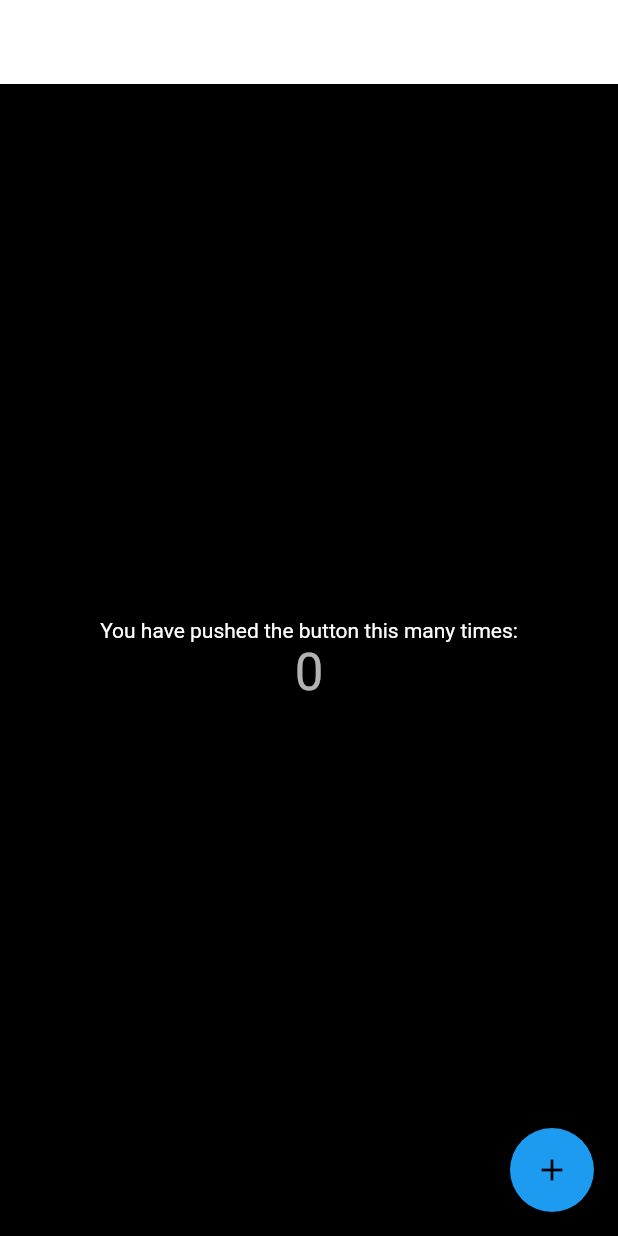
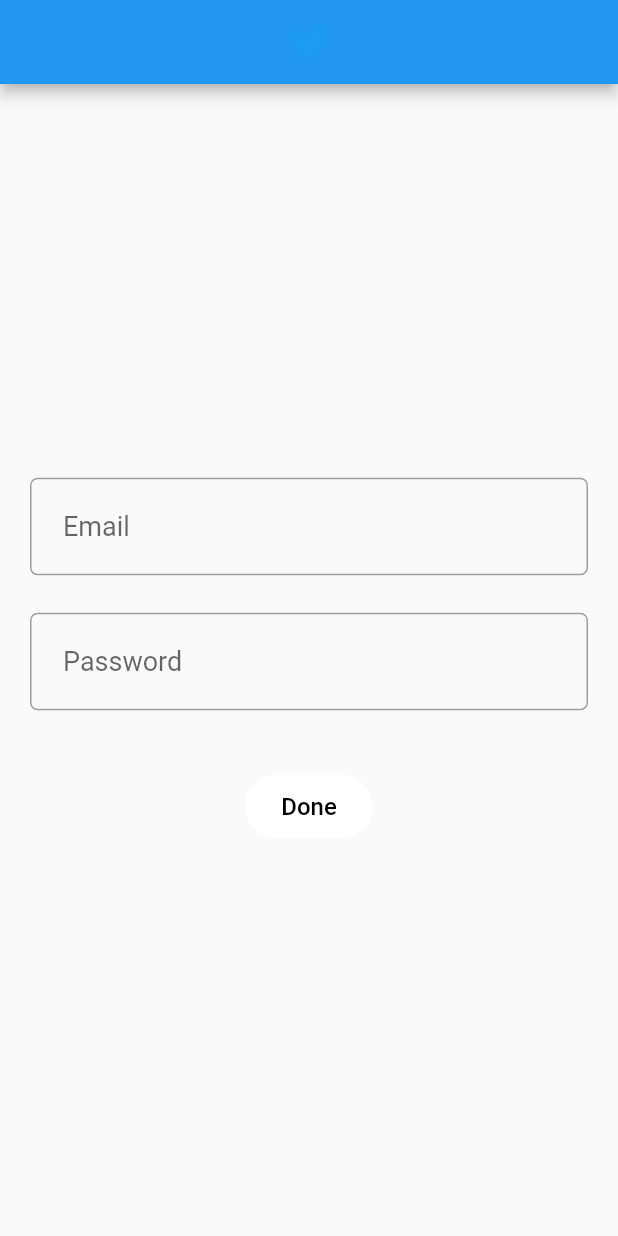
Before and after one commit to S-Sheikh/twitter_clone, a Flutter app: the screen it shows after launch, on a phone screen of 412 x 824 dp. Run offline on Flutter 3.47's test engine with Material 2 defaults, Android fonts, the phone set to English and light mode, and no system bars; our stand-ins replace flutter_svg; statements that could not run were skipped.

Commit message:
14/08/2023

```diff
--- /dev/null
+++ b/lib/common/rounded_small_button.dart
@@ -0,0 +1,28 @@
+import 'package:flutter/material.dart';
+
+class RoundedSmallButton extends StatelessWidget {
+  final VoidCallback onTap;
+  final String label;
+  final Color backgroundColor;
+  final Color textColor;
+
+  const RoundedSmallButton({
+    super.key,
+    required this.onTap,
+    required this.label,
+    required this.backgroundColor,
+    required this.textColor,
+    });
+
+  @override
+  Widget build(BuildContext context) {
+    return Chip(
+      label: Text(label,style: TextStyle(
+        color: textColor,
+        fontSize: 16
+      ),),
+        backgroundColor: backgroundColor,
+        labelPadding: const EdgeInsets.symmetric(horizontal: 20,vertical: 5),
+    );
+  }
+}
--- /dev/null
+++ b/lib/constants/ui_constants.dart
@@ -0,0 +1,17 @@
+import 'package:flutter/material.dart';
+import 'asset_constants.dart';
+import 'package:flutter_svg/flutter_svg.dart';
+import 'package:twitter_clone/theme/pallete.dart';
+
+class UIConstants{
+  static AppBar appBar(){
+        return AppBar(
+          title: SvgPicture.asset(
+          AssetsConstants.twitterLogo,
+          color: Pallete.blueColor,
+          height: 30,
+        ),
+      centerTitle: true,
+    );
+  }
+}
--- a/lib/features/auth/view/login_view.dart
+++ b/lib/features/auth/view/login_view.dart
@@ -0,0 +1,57 @@
+import 'package:flutter/material.dart';
+import 'package:twitter_clone/common/rounded_small_button.dart';
+import 'package:twitter_clone/constants/ui_constants.dart';
+import 'package:twitter_clone/features/auth/widgets/auth_field.dart';
+import 'package:twitter_clone/theme/pallete.dart';
+
+class LoginView extends StatefulWidget {
+  const LoginView({super.key});
+
+  @override
+  State<LoginView> createState() => _LoginViewState();
+}
+
+class _LoginViewState extends State<LoginView> {
+  final appbar = UIConstants.appBar();
+  final emailController = TextEditingController();
+  final passWordController = TextEditingController();
+
+  @override
+  void dispose() {
+    super.dispose();
+    emailController.dispose();
+    passWordController.dispose();
+  }
+
+  @override
+  Widget build(BuildContext context) {
+    return  Scaffold(
+      appBar: appbar,
+      body: Center(
+        child: SingleChildScrollView(
+          child: Padding(
+            padding:const EdgeInsets.symmetric(horizontal: 20),
+            child: Column(
+              children: [
+                AuthField(controller: emailController,hintText: 'Email'),
+                const SizedBox(height: 25 ,),
+                AuthField(controller: passWordController,hintText: 'Password'),
+                const SizedBox(height: 40 ,),
+                RoundedSmallButton(onTap: () {}, label: 'Done',backgroundColor: Pallete.whiteColor,textColor: Pallete.backgroundColor,)
+              ],
+            ),
+            ),
+        ),
+      ),
+    );
+  }
+}
+
+class ReUsableAppBar extends StatelessWidget {
+  const ReUsableAppBar({super.key});
+
+  @override
+  Widget build(BuildContext context) {
+    return  AppBar();
+  }
+}
--- /dev/null
+++ b/lib/features/auth/widgets/auth_field.dart
@@ -0,0 +1,35 @@
+import 'package:flutter/material.dart';
+import 'package:twitter_clone/theme/pallete.dart';
+
+class AuthField extends StatelessWidget {
+  final TextEditingController controller;
+  final String hintText;
+  const AuthField({super.key, required this.controller,required this.hintText});
+  @override
+  Widget build(BuildContext context) {
+    return TextFormField(
+      controller: controller,
+      decoration: InputDecoration(
+        focusedBorder: OutlineInputBorder(
+          borderRadius: BorderRadius.circular(5),
+          borderSide: const BorderSide(
+            color: Pallete.blueColor,
+            width: 3
+          )
+        ),
+        enabledBorder: OutlineInputBorder(
+          borderRadius: BorderRadius.circular(5),
+          borderSide: const BorderSide(
+            color: Pallete.greyColor,
+
+          )
+        ),
+        contentPadding: const EdgeInsets.all(22),
+        hintText: hintText,
+        hintStyle: const TextStyle(
+          fontSize: 18
+        )
+      ),
+    );
+  }
+}
--- a/lib/main.dart
+++ b/lib/main.dart
@@ -1,10 +1,11 @@
 import 'package:flutter/material.dart';
-import 'package:twitter_clone/theme/app_theme.dart';
+import 'package:twitter_clone/features/auth/view/login_view.dart';
+import 'package:twitter_clone/theme/theme.dart ';
 
 void main() {
   runApp(const MyApp());
 }
-
+//TODO Remove keep screen on in android manifest
 class MyApp extends StatelessWidget {
   const MyApp({super.key});
 
@@ -14,95 +15,7 @@ class MyApp extends StatelessWidget {
     return MaterialApp(
       title: 'Flutter Demo',
       theme: AppTheme.theme,
-      home: const MyHomePage(title: 'Flutter Demo Home Page'),
+      home: const LoginView(),
     );
   }
 }
-
-class MyHomePage extends StatefulWidget {
-  const MyHomePage({super.key, required this.title});
-
-  // This widget is the home page of your application. It is stateful, meaning
-  // that it has a State object (defined below) that contains fields that affect
-  // how it looks.
-
-  // This class is the configuration for the state. It holds the values (in this
-  // case the title) provided by the parent (in this case the App widget) and
-  // used by the build method of the State. Fields in a Widget subclass are
-  // always marked "final".
-
-  final String title;
-
-  @override
-  State<MyHomePage> createState() => _MyHomePageState();
-}
-
-class _MyHomePageState extends State<MyHomePage> {
-  int _counter = 0;
-
-  void _incrementCounter() {
-    setState(() {
-      // This call to setState tells the Flutter framework that something has
-      // changed in this State, which causes it to rerun the build method below
-      // so that the display can reflect the updated values. If we changed
-      // _counter without calling setState(), then the build method would not be
-      // called again, and so nothing would appear to happen.
-      _counter++;
-    });
-  }
-
-  @override
-  Widget build(BuildContext context) {
-    // This method is rerun every time setState is called, for instance as done
-    // by the _incrementCounter method above.
-    //
-    // The Flutter framework has been optimized to make rerunning build methods
-    // fast, so that you can just rebuild anything that needs updating rather
-    // than having to individually change instances of widgets.
-    return Scaffold(
-      appBar: AppBar(
-        // TRY THIS: Try changing the color here to a specific color (to
-        // Colors.amber, perhaps?) and trigger a hot reload to see the AppBar
-        // change color while the other colors stay the same.
-        backgroundColor: Theme.of(context).colorScheme.inversePrimary,
-        // Here we take the value from the MyHomePage object that was created by
-        // the App.build method, and use it to set our appbar title.
-        title: Text(widget.title),
-      ),
-      body: Center(
-        // Center is a layout widget. It takes a single child and positions it
-        // in the middle of the parent.
-        child: Column(
-          // Column is also a layout widget. It takes a list of children and
-          // arranges them vertically. By default, it sizes itself to fit its
-          // children horizontally, and tries to be as tall as its parent.
-          //
-          // Column has various properties to control how it sizes itself and
-          // how it positions its children. Here we use mainAxisAlignment to
-          // center the children vertically; the main axis here is the vertical
-          // axis because Columns are vertical (the cross axis would be
-          // horizontal).
-          //
-          // TRY THIS: Invoke "debug painting" (choose the "Toggle Debug Paint"
-          // action in the IDE, or press "p" in the console), to see the
-          // wireframe for each widget.
-          mainAxisAlignment: MainAxisAlignment.center,
-          children: <Widget>[
-            const Text(
-              'You have pushed the button this many times:',
-            ),
-            Text(
-              '$_counter',
-              style: Theme.of(context).textTheme.headlineMedium,
-            ),
-          ],
-        ),
-      ),
-      floatingActionButton: FloatingActionButton(
-        onPressed: _incrementCounter,
-        tooltip: 'Increment',
-        child: const Icon(Icons.add),
-      ), // This trailing comma makes auto-formatting nicer for build methods.
-    );
-  }
-}
--- a/lib/theme/theme.dart
+++ b/lib/theme/theme.dart
@@ -1,2 +1,2 @@
-export './app_theme.dart'
+export './app_theme.dart';
 export './pallete.dart';
--- a/pubspec.yaml
+++ b/pubspec.yaml
@@ -36,6 +36,7 @@ dependencies:
   # The following adds the Cupertino Icons font to your application.
   # Use with the CupertinoIcons class for iOS style icons.
   cupertino_icons: ^1.0.2
+  flutter_svg: ^2.0.7
 
 dev_dependencies:
   flutter_test:
```
Also changed, not shown: pubspec.lock, 1 other file.
